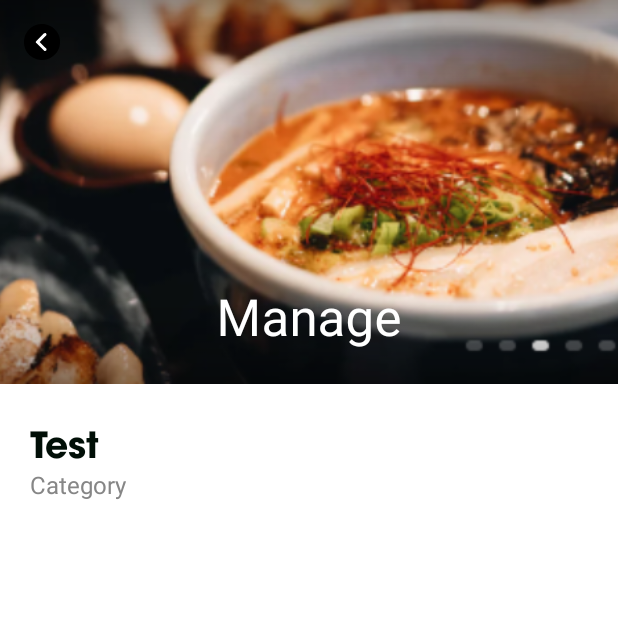
After one commit to tusdang33/Food_App, an Android app: the fragment RestaurantFragment shown on its own in the app's theme, on a phone screen of 412 x 824 dp, the top half of it. The commit adds this screen. Run offline under Robolectric (Android 15) with nearby library versions, the phone set to English and light mode, and no system bars.

Commit message:
restaurant_screen UI 80%

```diff
--- a/app/src/main/java/com/kaizm/food_app/presentation/home/HomeAdapter.kt
+++ b/app/src/main/java/com/kaizm/food_app/presentation/home/HomeAdapter.kt
@@ -117,7 +117,7 @@ class HomeAdapter : RecyclerView.Adapter<RecyclerView.ViewHolder>() {
                         )
                     }
                 }
-                adapter = RestaurantAdapter().apply {
+                adapter = HomeRestaurantAdapter().apply {
                     list = lisRestaurant
                 }
             }
--- a/app/src/main/java/com/kaizm/food_app/presentation/home/RestaurantAdapter.kt
+++ b/app/src/main/java/com/kaizm/food_app/presentation/home/HomeRestaurantAdapter.kt
@@ -8,7 +8,7 @@ import androidx.recyclerview.widget.RecyclerView
 import com.kaizm.food_app.data.model.Restaurant
 import com.kaizm.food_app.databinding.ItemRestaurantBinding
 
-class RestaurantAdapter : RecyclerView.Adapter<RestaurantAdapter.RestaurantViewHolder>() {
+class HomeRestaurantAdapter : RecyclerView.Adapter<HomeRestaurantAdapter.RestaurantViewHolder>() {
 
     private val differCallback = object : DiffUtil.ItemCallback<Restaurant>() {
         override fun areItemsTheSame(oldItem: Restaurant, newItem: Restaurant): Boolean {
--- /dev/null
+++ b/app/src/main/java/com/kaizm/food_app/presentation/restaurant/RestaurantFragment.kt
@@ -0,0 +1,24 @@
+package com.kaizm.food_app.presentation.restaurant
+
+import android.os.Bundle
+import android.view.LayoutInflater
+import android.view.View
+import android.view.ViewGroup
+import androidx.fragment.app.Fragment
+import com.kaizm.food_app.databinding.FragmentRestaurantBinding
+
+class RestaurantFragment : Fragment() {
+    private lateinit var binding: FragmentRestaurantBinding
+
+    override fun onCreateView(
+        inflater: LayoutInflater, container: ViewGroup?, savedInstanceState: Bundle?
+    ): View? {
+        binding = FragmentRestaurantBinding.inflate(inflater, container, false)
+        return binding.root
+    }
+
+    override fun onViewCreated(view: View, savedInstanceState: Bundle?) {
+        super.onViewCreated(view, savedInstanceState)
+
+    }
+}
--- /dev/null
+++ b/app/src/main/res/drawable/ic_arrow_back.xml
@@ -0,0 +1,5 @@
+<vector android:height="24.010391dp" android:viewportHeight="46.21"
+    android:viewportWidth="46.19" android:width="24dp" xmlns:android="http://schemas.android.com/apk/res/android">
+    <path android:fillColor="#fff" android:pathData="M10.04,8.8h24v27.96h-24z"/>
+    <path android:fillColor="#FF000000" android:pathData="M0,24.46L0,21.75c0,-0.32 0.07,-0.65 0.11,-1A22.8,22.8 0,0 1,5.91 7.7,22.68 22.68,0 0,1 19.12,0.36C20,0.21 20.87,0.12 21.75,0h2.71c0.77,0.1 1.55,0.17 2.32,0.3A22.45,22.45 0,0 1,39.27 6.64a22.57,22.57 0,0 1,6.81 18.79,22 22,0 0,1 -5.64,12.91 22.62,22.62 0,0 1,-16.37 7.84A22,22 0,0 1,11.33 43a22.78,22.78 0,0 1,-11 -15.88C0.2,26.21 0.12,25.33 0,24.46ZM20.06,23.12 L20.43,22.73 28.05,15.1c1,-1 1.1,-2.13 0.27,-3s-2,-0.75 -3,0.24l-9.12,9.12a2,2 0,0 0,0 3.24l9.12,9.12a3,3 0,0 0,0.51 0.44,1.81 1.81,0 0,0 2,0.15 1.91,1.91 0,0 0,0.41 -3.15c-1.46,-1.49 -2.95,-3 -4.43,-4.44Z"/>
+</vector>
--- /dev/null
+++ b/app/src/main/res/drawable/scrim.xml
@@ -0,0 +1,9 @@
+<?xml version="1.0" encoding="utf-8"?>
+<shape xmlns:android="http://schemas.android.com/apk/res/android"
+    android:shape="rectangle">
+    <gradient
+        android:angle="90"
+        android:endColor="@android:color/transparent"
+        android:startColor="#66000000"/>
+
+</shape>
--- /dev/null
+++ b/app/src/main/res/drawable/scrim_topdown.xml
@@ -0,0 +1,8 @@
+<?xml version="1.0" encoding="utf-8"?>
+<shape xmlns:android="http://schemas.android.com/apk/res/android"
+    android:shape="rectangle">
+    <gradient
+        android:angle="270"
+        android:endColor="@android:color/transparent"
+        android:startColor="#66000000" />
+</shape>
--- /dev/null
+++ b/app/src/main/res/layout/fragment_restaurant.xml
@@ -0,0 +1,99 @@
+<?xml version="1.0" encoding="utf-8"?>
+<androidx.coordinatorlayout.widget.CoordinatorLayout xmlns:android="http://schemas.android.com/apk/res/android"
+    xmlns:app="http://schemas.android.com/apk/res-auto"
+    xmlns:tools="http://schemas.android.com/tools"
+    android:layout_width="match_parent"
+    android:layout_height="match_parent"
+    tools:context=".presentation.restaurant.RestaurantFragment">
+
+    <com.google.android.material.appbar.AppBarLayout
+        android:id="@+id/appBarLayout"
+        android:layout_width="match_parent"
+        android:layout_height="256dp"
+        android:theme="@style/ThemeOverlay.AppCompat.Dark.ActionBar">
+
+        <com.google.android.material.appbar.CollapsingToolbarLayout
+            android:id="@+id/toolBarLayout"
+            android:layout_width="match_parent"
+            android:layout_height="match_parent"
+            app:collapsedTitleGravity="center"
+            app:collapsedTitleTextColor="@color/black"
+            app:expandedTitleGravity="bottom|center"
+            app:layout_scrollFlags="scroll|exitUntilCollapsed"
+            app:title="Manage">
+
+            <ImageView
+                android:id="@+id/toolbarImg"
+                android:layout_width="match_parent"
+                android:layout_height="match_parent"
+                android:scaleType="centerCrop"
+                android:src="@drawable/banner1"
+                app:layout_collapseMode="parallax" />
+
+            <View
+                android:layout_width="match_parent"
+                android:layout_height="?android:attr/actionBarSize"
+                android:layout_gravity="top"
+                android:background="@drawable/scrim_topdown" />
+
+            <View
+                android:layout_width="match_parent"
+                android:layout_height="?android:attr/actionBarSize"
+                android:layout_gravity="bottom"
+                android:background="@drawable/scrim" />
+
+            <androidx.appcompat.widget.Toolbar
+                android:layout_width="match_parent"
+                android:layout_height="?actionBarSize"
+                android:theme="@style/ThemeOverlay.AppCompat.Light"
+                app:layout_collapseMode="pin">
+
+                <ImageButton
+                    android:id="@+id/btnBackToolbar"
+                    android:layout_width="wrap_content"
+                    android:layout_height="wrap_content"
+                    android:background="@drawable/ic_arrow_back" />
+            </androidx.appcompat.widget.Toolbar>
+        </com.google.android.material.appbar.CollapsingToolbarLayout>
+    </com.google.android.material.appbar.AppBarLayout>
+
+    <androidx.core.widget.NestedScrollView
+        android:id="@+id/bodyContainer"
+        android:layout_width="match_parent"
+        android:layout_height="match_parent"
+        app:layout_behavior="com.google.android.material.appbar.AppBarLayout$ScrollingViewBehavior">
+
+        <LinearLayout
+            android:id="@+id/bodyLayoutContainer"
+            android:layout_width="match_parent"
+            android:layout_height="match_parent"
+            android:orientation="vertical"
+            android:padding="20dp">
+
+            <TextView
+                android:id="@+id/tvName"
+                android:layout_width="wrap_content"
+                android:layout_height="match_parent"
+                android:fontFamily="@font/utm_avo_bold"
+                android:text="Test"
+                android:textColor="@color/main_text_color"
+                android:textSize="24sp" />
+
+            <TextView
+                android:id="@+id/tvCategory"
+                android:layout_width="match_parent"
+                android:layout_height="match_parent"
+                android:text="Category"
+                android:textColor="@color/body_text_color"
+                android:textSize="16sp" />
+
+            <androidx.recyclerview.widget.RecyclerView
+                android:id="@+id/rvRestaurant"
+                android:layout_width="match_parent"
+                android:layout_height="wrap_content"
+                android:layout_marginTop="15dp"
+                app:layout_constraintTop_toBottomOf="@id/toolbarContainer" />
+        </LinearLayout>
+    </androidx.core.widget.NestedScrollView>
+
+</androidx.coordinatorlayout.widget.CoordinatorLayout>
--- a/app/src/main/res/layout/item_title.xml
+++ b/app/src/main/res/layout/item_title.xml
@@ -16,6 +16,7 @@
         app:layout_constraintTop_toTopOf="parent" />
 
     <TextView
+        android:id="@+id/btnSee"
         android:layout_width="wrap_content"
         android:layout_height="wrap_content"
         android:layout_alignParentEnd="true"
```
Also changed, not shown: app/src/main/java/com/kaizm/food_app/data/model/restaurant_state/RestaurantDataItem.kt (added, +10 -0 lines), app/src/main/java/com/kaizm/food_app/presentation/restaurant/RestaurantAdapter.kt (added, +81 -0 lines), app/src/main/java/com/kaizm/food_app/presentation/restaurant/RestaurantFoodAdapter.kt (added, +51 -0 lines), app/src/main/java/com/kaizm/food_app/presentation/restaurant/RestaurantViewModel.kt (added, +10 -0 lines), app/src/main/res/layout/item_list_category.xml (added, +16 -0 lines), app/src/main/res/layout/item_topfood.xml (added, +42 -0 lines), app/src/main/res/drawable/banner1.png (added).
